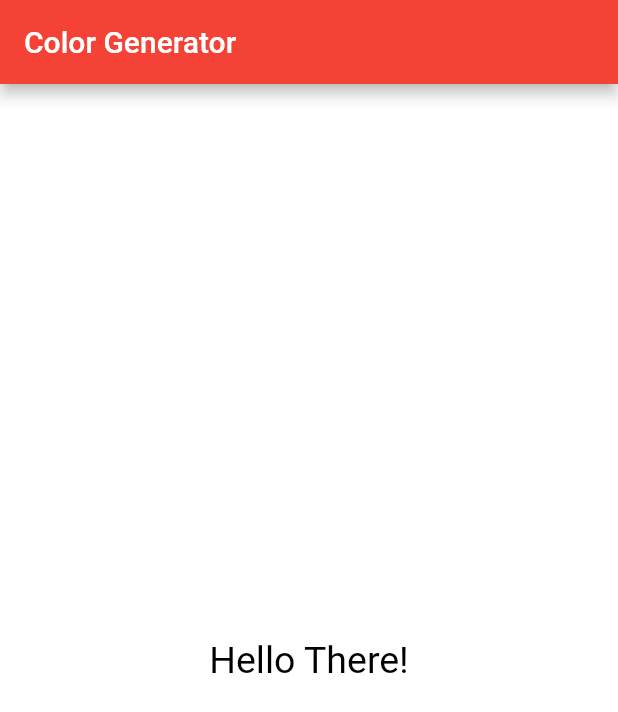
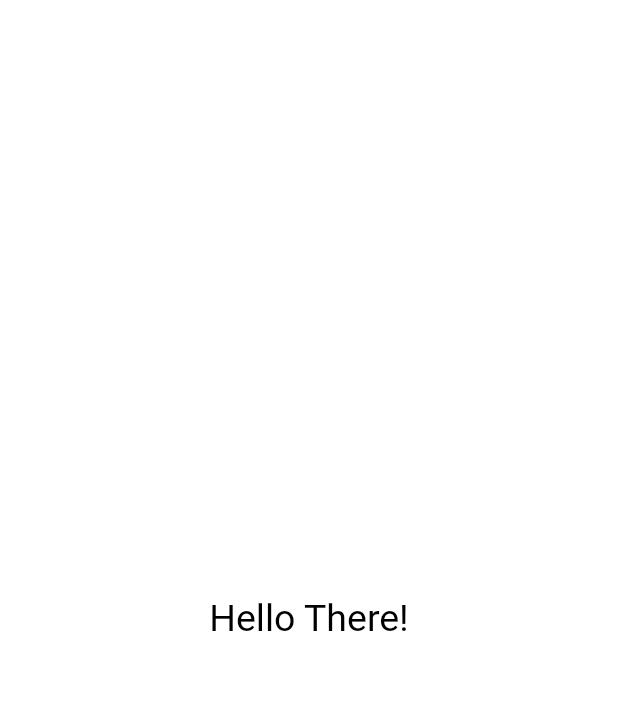
Before and after one commit to Sammy275/Random-Color-Generator, a Flutter app: the screen it shows after launch, on a phone screen of 412 x 824 dp. Shown: the top 712 px of the screen. Run offline on Flutter 3.47's test engine with Material 2 defaults, Android fonts, the phone set to English and light mode, and no system bars.

Commit message:
Restructures the files and made the code more readable

```diff
--- /dev/null
+++ b/lib/app_constants/text_constants.dart
@@ -0,0 +1,15 @@
+/// Class containing configurations related to texts
+
+class TextConstants {
+  /// Small text size
+  static const double textSizesmall = 14.0;
+
+  /// Normal text size
+  static const double textSizeNormal = 18.0;
+
+  /// Medium text size
+  static const double textSizeMedium = 25.0;
+
+  /// Large text Size
+  static const double textSizeLarge = 32.0;
+}
--- /dev/null
+++ b/lib/features/color_changer/screens/color_changer_screen.dart
@@ -0,0 +1,47 @@
+import 'package:flutter/material.dart';
+
+import '../../../app_constants/text_constants.dart';
+import '../helpers/color_generator.dart';
+
+/// This screen will change color when tapped
+class ColorChangerScreen extends StatefulWidget {
+  /// This screen will change color when tapped
+  const ColorChangerScreen({super.key});
+
+  @override
+  State<ColorChangerScreen> createState() => _ColorChangerScreenState();
+}
+
+class _ColorChangerScreenState extends State<ColorChangerScreen> {
+  int _backgroundColor = 0xFFFFFFFF;
+  int _textColor = 0xFF000000;
+
+  void _setRandomBackgroundColor() {
+    _backgroundColor = ColorGenerator.getRandomColorValue();
+    _textColor = ColorGenerator.calculateForegroundColor(_backgroundColor);
+    setState(() {});
+  }
+
+  @override
+  Widget build(BuildContext context) {
+    return Scaffold(
+      body: Stack(
+        children: [
+          Container(color: Color(_backgroundColor)),
+          Center(
+            child: Text(
+              'Hello There!',
+              style: TextStyle(
+                fontSize: TextConstants.textSizeMedium,
+                color: Color(_textColor),
+              ),
+            ),
+          ),
+          GestureDetector(
+            onTap: _setRandomBackgroundColor,
+          )
+        ],
+      ),
+    );
+  }
+}
--- a/lib/main.dart
+++ b/lib/main.dart
@@ -1,6 +1,6 @@
-import 'dart:math';
+import 'package:flutter/material.dart';
 
-import 'package:flutter/material.dart';
+import './features/color_changer/screens/color_changer_screen.dart';
 
 void main() {
   runApp(const App());
@@ -14,62 +14,12 @@ class App extends StatelessWidget {
   @override
   Widget build(BuildContext context) {
     return MaterialApp(
+      debugShowCheckedModeBanner: false,
       title: 'Color Generator',
       theme: ThemeData(
         primarySwatch: Colors.red,
       ),
-      home: const HomeScreen(),
+      home: const ColorChangerScreen(),
     );
   }
 }
-
-/// Contains the widgets that will change colors
-class HomeScreen extends StatefulWidget {
-  /// Constructor for HomeScreen
-  const HomeScreen({super.key});
-
-  @override
-  State<HomeScreen> createState() => _HomeScreenState();
-}
-
-class _HomeScreenState extends State<HomeScreen> {
-  String _backgroundColorHex = 'FFFFFFFF';
-
-  static const int _maxColorRange = 4294967295;
-  static const int baseOfHex = 16;
-
-  void setRandomColorHex() {
-    setState(() {
-      _backgroundColorHex =
-          Random().nextInt(_maxColorRange).toRadixString(baseOfHex);
-    });
-  }
-
-  @override
-  Widget build(BuildContext context) {
-    return Scaffold(
-      appBar: AppBar(
-        title: const Text('Color Generator'),
-      ),
-      body: Stack(
-        children: [
-          Container(
-            color: Color(int.parse(_backgroundColorHex, radix: baseOfHex)),
-          ),
-          const Center(
-            child: Text(
-              'Hello There!',
-              style: TextStyle(
-                fontSize: 25,
-                color: Colors.black,
-              ),
-            ),
-          ),
-          GestureDetector(
-            onTap: setRandomColorHex,
-          )
-        ],
-      ),
-    );
-  }
-}
```
Also changed, not shown: lib/features/color_changer/helpers/color_generator.dart (added, +39 -0 lines).
